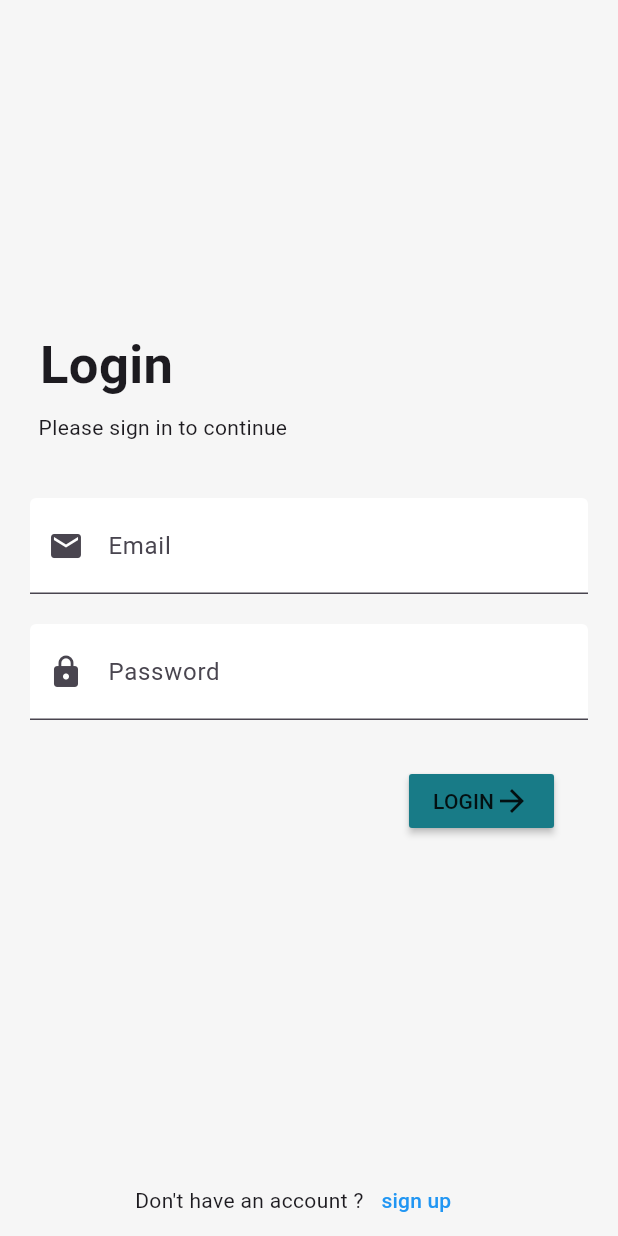
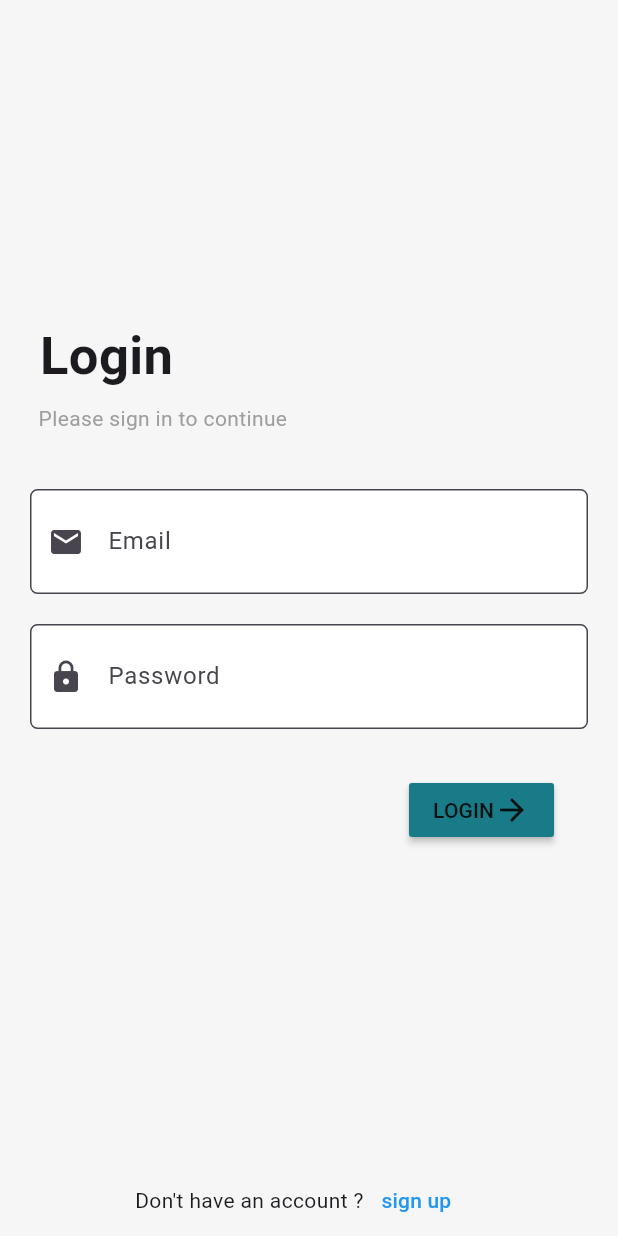
Before and after one commit to ahmedgamalz/chat_app, a Flutter app: the screen it shows after launch, on a phone screen of 412 x 824 dp. Run offline on Flutter 3.47's test engine with Material 3 defaults, Android fonts, the phone set to English and light mode, and no system bars.

Commit message:
login & register ui

```diff
--- a/lib/pages/loginPage.dart
+++ b/lib/pages/loginPage.dart
@@ -10,7 +10,7 @@ class LoginPage extends StatelessWidget {
       body: Column(
         mainAxisAlignment: MainAxisAlignment.center,
         children: [
-          Spacer(
+          const Spacer(
             flex: 3,
           ),
           Padding(
@@ -22,14 +22,20 @@ class LoginPage extends StatelessWidget {
           ),
           Padding(
             padding: const EdgeInsets.only(left: 5, right: 200, bottom: 27),
-            child: Text('Please sign in to continue'),
+            child: Text(
+              'Please sign in to continue',
+              style: TextStyle(color: Colors.grey),
+            ),
           ),
           Padding(
             padding: const EdgeInsets.symmetric(vertical: 10, horizontal: 20),
             child: TextFormField(
               decoration: InputDecoration(
+                  border: OutlineInputBorder(
+                    borderRadius: BorderRadius.circular(5),
+                  ),
                   contentPadding:
-                      EdgeInsets.symmetric(vertical: 20, horizontal: 20),
+                      EdgeInsets.symmetric(vertical: 23, horizontal: 20),
                   filled: true,
                   fillColor: Colors.white,
                   hintText: 'Email',
@@ -40,8 +46,11 @@ class LoginPage extends StatelessWidget {
             padding: const EdgeInsets.symmetric(vertical: 10, horizontal: 20),
             child: TextFormField(
               decoration: InputDecoration(
+                  border: OutlineInputBorder(
+                    borderRadius: BorderRadius.circular(5),
+                  ),
                   contentPadding:
-                      EdgeInsets.symmetric(vertical: 20, horizontal: 20),
+                      EdgeInsets.symmetric(vertical: 23, horizontal: 20),
                   filled: true,
                   fillColor: Colors.white,
                   hintText: 'Password',
```
